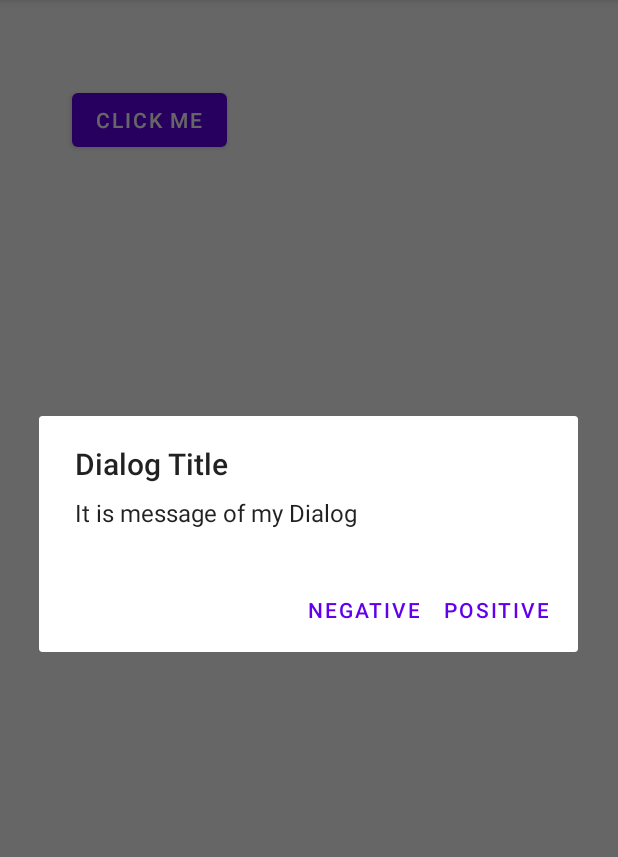
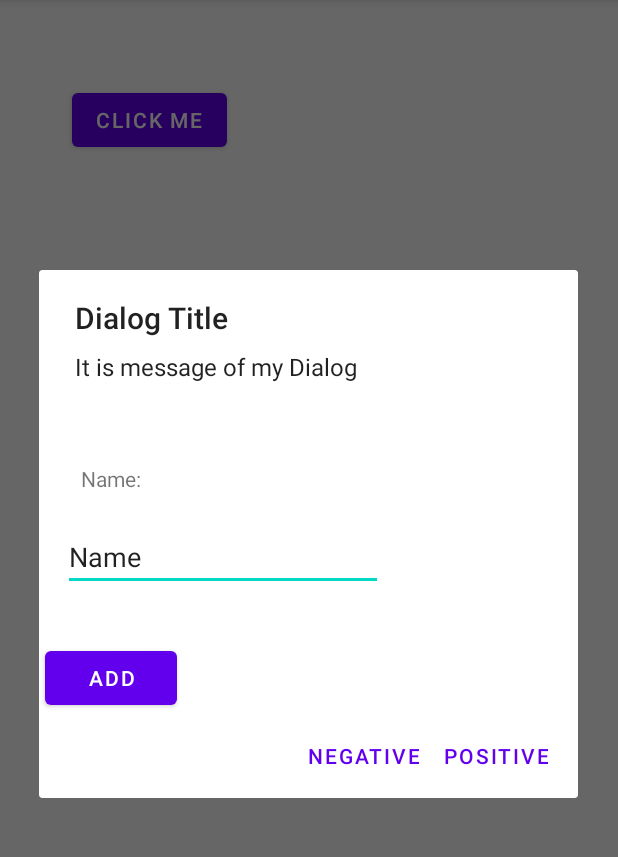
Before and after one commit to Snovia2398/Lecture14_Android, an Android app: the screen it shows after launch (MainActivity), after a tap on "CLICK ME", on a phone screen of 412 x 824 dp, the part 84-941 px from its top. Run offline under Robolectric (Android 15) with nearby library versions, the phone set to English and light mode, and no system bars.

Commit message:
Custom dialog

```diff
--- a/Lecture14/app/src/main/java/com/snovia/dialogs/MainActivity.java
+++ b/Lecture14/app/src/main/java/com/snovia/dialogs/MainActivity.java
@@ -5,6 +5,7 @@ import androidx.appcompat.app.AppCompatActivity;
 
 import android.content.DialogInterface;
 import android.os.Bundle;
+import android.view.LayoutInflater;
 import android.view.View;
 import android.widget.Button;
 import android.widget.Toast;
@@ -26,6 +27,10 @@ public class MainActivity extends AppCompatActivity {
         builder.setMessage("It is message of my Dialog");
 
         builder.setCancelable(false);
+
+        LayoutInflater inflater = this.getLayoutInflater();
+        builder.setView(inflater.inflate(R.layout.my_new_dialog,null));
+
         builder.setPositiveButton("Positive",
                 new DialogInterface.OnClickListener() {
                     @Override
--- /dev/null
+++ b/Lecture14/app/src/main/res/layout/my_new_dialog.xml
@@ -0,0 +1,40 @@
+<?xml version="1.0" encoding="utf-8"?>
+<androidx.constraintlayout.widget.ConstraintLayout xmlns:android="http://schemas.android.com/apk/res/android"
+    xmlns:app="http://schemas.android.com/apk/res-auto"
+    xmlns:tools="http://schemas.android.com/tools"
+    android:id="@+id/linearLayout"
+    android:layout_width="match_parent"
+    android:layout_height="match_parent">
+
+    <TextView
+        android:id="@+id/textView3"
+        android:layout_width="wrap_content"
+        android:layout_height="wrap_content"
+        android:layout_marginStart="28dp"
+        android:layout_marginTop="28dp"
+        android:text="Name:"
+        app:layout_constraintStart_toStartOf="parent"
+        app:layout_constraintTop_toTopOf="parent" />
+
+    <EditText
+        android:id="@+id/editTextTextPersonName"
+        android:layout_width="wrap_content"
+        android:layout_height="wrap_content"
+        android:layout_marginStart="16dp"
+        android:layout_marginTop="20dp"
+        android:ems="10"
+        android:inputType="textPersonName"
+        android:text="Name"
+        app:layout_constraintStart_toStartOf="parent"
+        app:layout_constraintTop_toBottomOf="@+id/textView3" />
+
+    <Button
+        android:id="@+id/button"
+        android:layout_width="wrap_content"
+        android:layout_height="wrap_content"
+        android:layout_marginStart="4dp"
+        android:layout_marginTop="34dp"
+        android:text="Add"
+        app:layout_constraintStart_toStartOf="parent"
+        app:layout_constraintTop_toBottomOf="@+id/editTextTextPersonName" />
+</androidx.constraintlayout.widget.ConstraintLayout>
```
